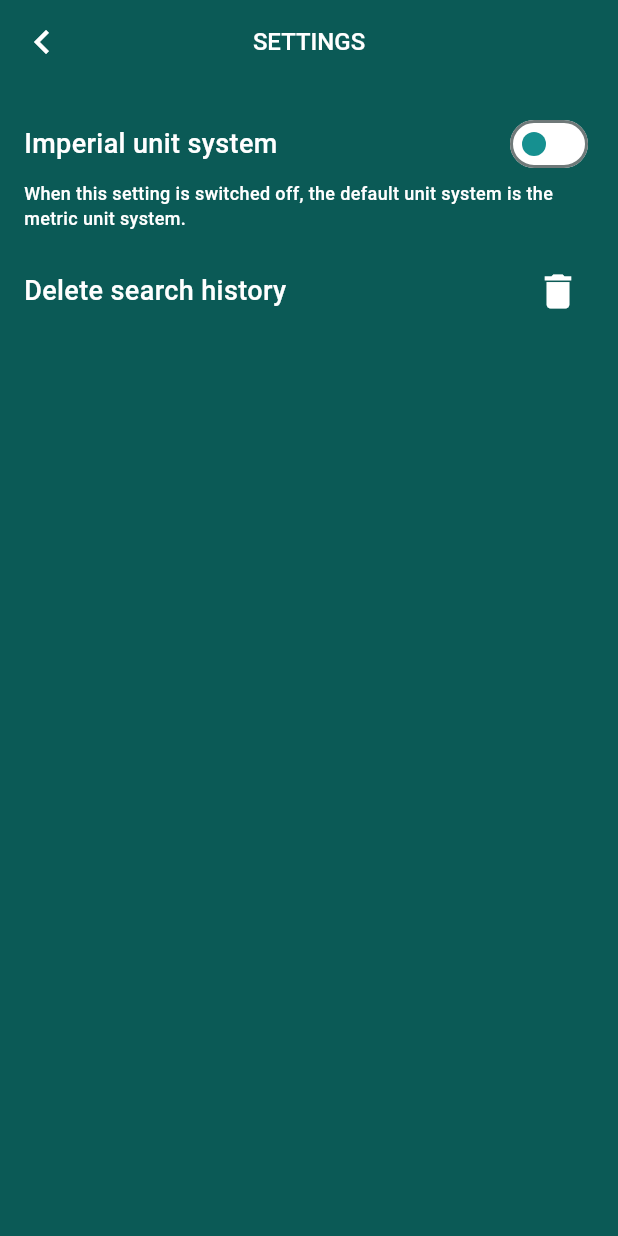
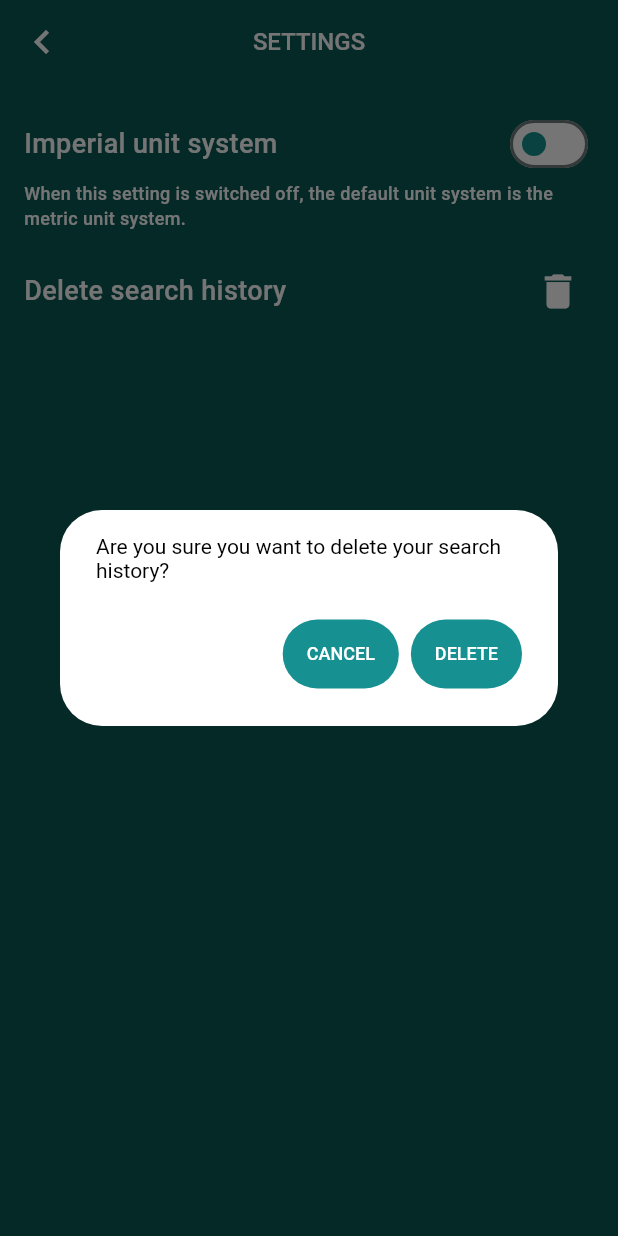
Before and after one commit to kristinakoneva/breeze, a Flutter app: the SettingsPage screen opened directly with empty values, after a tap on the "delete" icon, on a phone screen of 412 x 824 dp. Run offline on Flutter 3.47's test engine with Material 3 defaults, Android fonts, the phone set to English and light mode, and no system bars; our stand-ins replace dio, equatable, flutter_bloc, flutter_keyboard_visibility, geolocator, get_it and 2 more; accounts and stored records are empty; generated files the repository leaves out were written again; statements that could not run were skipped.

```diff
--- a/lib/core/constants/constants.dart
+++ b/lib/core/constants/constants.dart
@@ -7,3 +7,4 @@ const String celsiusUnit = "°C";
 const String fahrenheitUnit = "°F";
 const String meterPerSecondUnit = "m/s";
 const String milesPerHourUnit = "mph";
+const String keySearchSuggestions = "key_search_suggestions";
--- a/lib/src/presentation/pages/settings.dart
+++ b/lib/src/presentation/pages/settings.dart
@@ -99,7 +99,7 @@ class _SettingsPageState extends State<SettingsPage> {
               IconButton(
                 iconSize: 30,
                 onPressed: () {
-                  // TODO: Implement logic for deleting search history
+                  _showDeleteHistoryConfirmationDialog();
                 },
                 icon: const Icon(Icons.delete),
               ),
@@ -109,4 +109,50 @@ class _SettingsPageState extends State<SettingsPage> {
       ),
     );
   }
+
+  _showDeleteHistoryConfirmationDialog() {
+    showDialog(
+      context: context,
+      builder: (context) {
+        return AlertDialog(
+          content: const Text(
+            "Are you sure you want to delete your search history?",
+          ),
+          actions: [
+            TextButton(
+              style: TextButton.styleFrom(
+                backgroundColor: colorPrimary,
+              ),
+              onPressed: () {
+                Navigator.pop(context);
+              },
+              child: const Text("CANCEL",
+                  style: TextStyle(color: Colors.white, fontSize: 12)),
+            ),
+            TextButton(
+              style: TextButton.styleFrom(
+                backgroundColor: colorPrimary,
+              ),
+              onPressed: () {
+                clearSearchSuggestions();
+                Navigator.pop(context);
+                _showSnackBar("Search history deleted");
+              },
+              child: const Text("DELETE",
+                  style: TextStyle(color: Colors.white, fontSize: 12)),
+            ),
+          ],
+        );
+      },
+    );
+  }
+
+  _showSnackBar(String message) {
+    ScaffoldMessenger.of(context).showSnackBar(
+      SnackBar(
+        content: Text(message),
+        duration: const Duration(seconds: 2),
+      ),
+    );
+  }
 }
--- a/pubspec.yaml
+++ b/pubspec.yaml
@@ -42,6 +42,8 @@ dependencies:
   # Shared Preferences
   shared_preferences: ^2.2.2
 
+  # Keyboard visibility listener
+  flutter_keyboard_visibility: ^6.0.0
 
 dev_dependencies:
   flutter_test:
```
Also changed, not shown: lib/src/data/local/shared_preferences.dart (+24 -0 lines), lib/src/presentation/pages/home.dart (+54 -7 lines), pubspec.lock.
